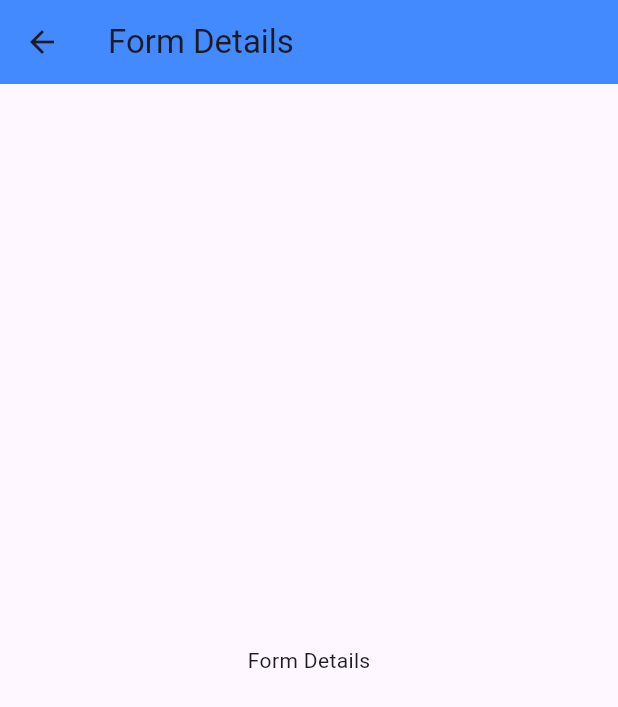
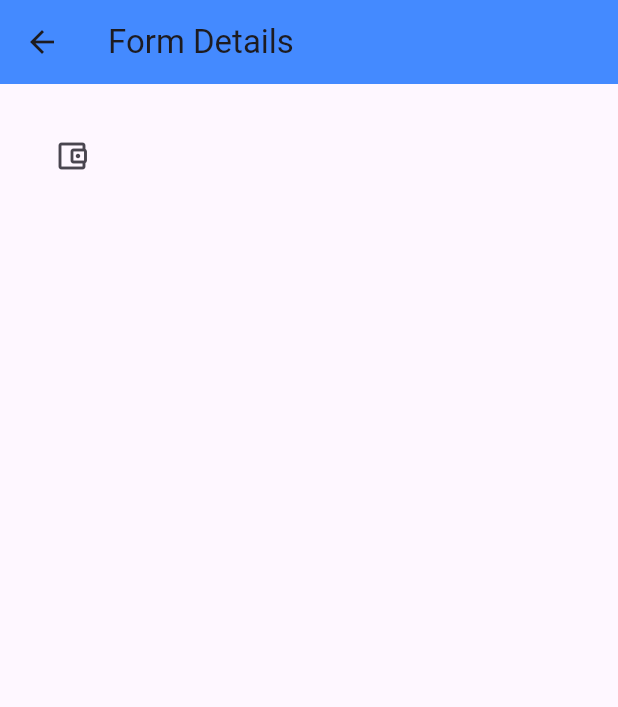
Before and after one commit to bipulhstu/flutter_practice, a Flutter app: the screen it shows after launch, after a tap on "SUBMIT FORM", on a phone screen of 412 x 824 dp. Shown: the top 707 px of the screen. Run offline on Flutter 3.47's test engine with Material 3 defaults, Android fonts, the phone set to English and light mode, and no system bars; our stand-ins replace font_awesome_flutter.

Commit message:
learned TextField and TextFormField

```diff
--- a/lib/stateful_widgets/Details.dart
+++ b/lib/stateful_widgets/Details.dart
@@ -2,13 +2,26 @@ import 'package:flutter/material.dart';
 
 
 class FormDetails extends StatelessWidget {
-  const FormDetails({super.key});
+  FormDetails({super.key, required this.productName});
+
+
+  String productName;
 
   @override
   Widget build(BuildContext context) {
     return Scaffold(
       appBar: AppBar(title: Text("Form Details"), backgroundColor: Colors.blueAccent,),
-      body: Center(child: Text("Form Details"),),
+      body: Container(
+        padding: EdgeInsets.all(20.0),
+        child: ListView(
+          children: [
+            ListTile(
+              leading: Icon(Icons.account_balance_wallet_outlined),
+              title: Text(productName),
+            )
+          ],
+        ),
+      ),
     );
   }
 }
--- a/lib/stateful_widgets/Form.dart
+++ b/lib/stateful_widgets/Form.dart
@@ -9,18 +9,70 @@ class MyForm extends StatefulWidget {
 }
 
 class _MyFormState extends State<MyForm> {
+
+  var _productName;
+  final _productController = TextEditingController();
+
+
+  @override
+  void initState() {
+    super.initState();
+
+    _productController.addListener(_updateText);
+  }
+
+
+  @override
+  void dispose() {
+    _productController.dispose();
+    super.dispose();
+  }
+
+  void _updateText() {
+    setState(() {
+      _productName = _productController.text;
+    });
+  }
+
   @override
   Widget build(BuildContext context) {
     return Scaffold(
       appBar: AppBar(title: Text("Form"), backgroundColor: Colors.blueAccent),
-      body: Center(
-        child: OutlinedButton(
+      body: Container(
+        padding: EdgeInsets.all(20),
+        child: ListView(
+          children: [
+            TextFormField(
+              /*onChanged: (value){
+                _updateText(value);
+              },*/
+              controller: _productController,
+              decoration: InputDecoration(
+                labelText: "Product Name",
+                prefixIcon: Icon(Icons.verified_user_outlined),
+                border: OutlineInputBorder(),
+              ),
+            ),
+
+            Text("Product Name is: ${_productController.text}"),
+
+            SizedBox(height: 20.0,),
+
+            submitFormButton(context)
+          ],
+        )
+      ),
+    );
+  }
+
+  OutlinedButton submitFormButton(BuildContext context) {
+    return OutlinedButton(
         onPressed: () {
           Navigator.push(
             context,
             MaterialPageRoute(
               builder: (context) {
-                  return FormDetails();
+                return FormDetails(productName: _productController.text,);
               },
             ),
           );
@@ -30,8 +82,6 @@ class _MyFormState extends State<MyForm> {
           "Submit Form".toUpperCase(),
           style: TextStyle(fontWeight: FontWeight.bold),
         ),
-        ),
-      ),
       );
   }
 }
```
Lines whose indentation alone changed are shown as unchanged.
